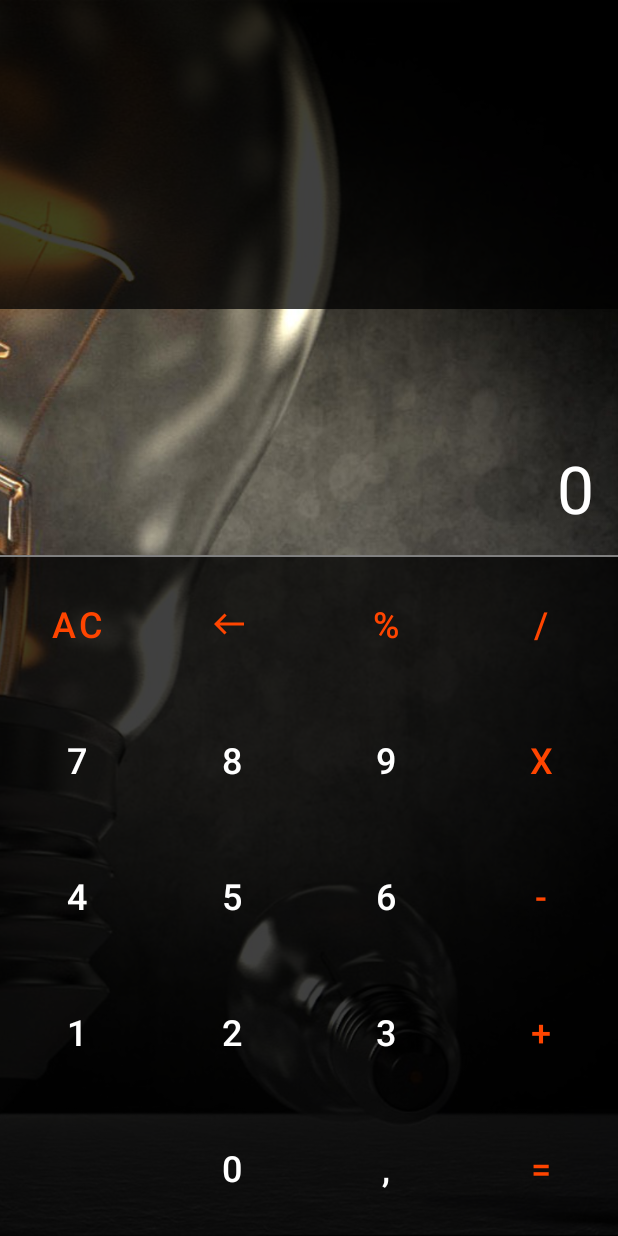
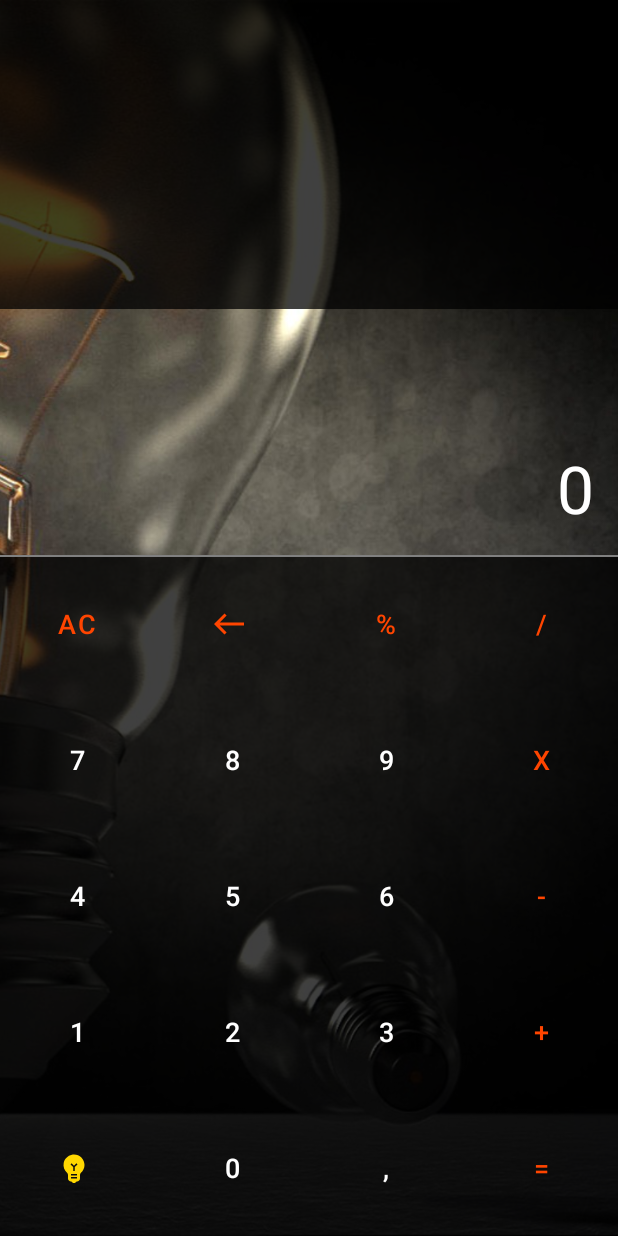
Before and after one commit to Rinat-M/AndroidBase, an Android app: the screen it shows after launch (MainActivity), on a phone screen of 412 x 824 dp. Run offline under Robolectric (Android 15) with nearby library versions, the phone set to English and light mode, and no system bars.

Commit message:
Added a light theme as there was already a dark theme. Made it possible to switch between themes using the 'lamp' button

```diff
--- a/homework02/app/src/main/java/com/rino/homework02/MainActivity.java
+++ b/homework02/app/src/main/java/com/rino/homework02/MainActivity.java
@@ -1,11 +1,13 @@
 package com.rino.homework02;
 
+import android.content.SharedPreferences;
 import android.os.Bundle;
 import android.view.View;
 import android.widget.Button;
 import android.widget.TextView;
 
 import androidx.appcompat.app.AppCompatActivity;
+import androidx.appcompat.app.AppCompatDelegate;
 
 import com.google.android.material.button.MaterialButton;
 
@@ -14,6 +16,8 @@ import org.jetbrains.annotations.NotNull;
 
 public class MainActivity extends AppCompatActivity {
     private static final String CALCULATOR_KEY = "CALCULATOR_KEY";
+    private static final String IS_NIGHT_MODE_ENABLED = "IS_NIGHT_MODE_ENABLED";
+    private static final String CALCULATOR_SHARED_PREFERENCES = "CALCULATOR_SHARED_PREFERENCES";
 
     private Calculator calculator;
 
@@ -32,6 +36,9 @@ public class MainActivity extends AppCompatActivity {
     @Override
     protected void onCreate(Bundle savedInstanceState) {
         super.onCreate(savedInstanceState);
+
+        applyTheme();
+
         setContentView(R.layout.activity_main);
 
         calculator = new Calculator();
@@ -102,6 +109,9 @@ public class MainActivity extends AppCompatActivity {
 
         MaterialButton buttonCalculate = findViewById(R.id.button_calculate);
         buttonCalculate.setOnClickListener(view -> applyOperationAndUpdateOutputLines(Operation.CALCULATE));
+
+        MaterialButton buttonDayNightMode = findViewById(R.id.button_day_night_mode);
+        buttonDayNightMode.setOnClickListener(view -> changeDayNightMode());
     }
 
     private void applyOperationAndUpdateOutputLines(Operation operation) {
@@ -112,6 +122,33 @@ public class MainActivity extends AppCompatActivity {
     private void updateOutputLines() {
         outputLineTextView.setText(calculator.getCurrentInput());
         additionalOutputLineTextView.setText(calculator.getInfoAboutCurrentOperation());
+    }
+
+
+    private void changeDayNightMode() {
+        saveThemeConfiguration(!isNightModeEnabled());
+        applyTheme();
+        recreate();
+    }
+
+    private void applyTheme() {
+        if (isNightModeEnabled()) {
+            AppCompatDelegate.setDefaultNightMode(AppCompatDelegate.MODE_NIGHT_YES);
+        } else {
+            AppCompatDelegate.setDefaultNightMode(AppCompatDelegate.MODE_NIGHT_NO);
+        }
+    }
+
+    private boolean isNightModeEnabled() {
+        SharedPreferences sharedPref = getSharedPreferences(CALCULATOR_SHARED_PREFERENCES, MODE_PRIVATE);
+        return sharedPref.getBoolean(IS_NIGHT_MODE_ENABLED, true);
+    }
+
+    private void saveThemeConfiguration(boolean isNightModeEnabled) {
+        SharedPreferences sharedPref = getSharedPreferences(CALCULATOR_SHARED_PREFERENCES, MODE_PRIVATE);
+        SharedPreferences.Editor editor = sharedPref.edit();
+        editor.putBoolean(IS_NIGHT_MODE_ENABLED, isNightModeEnabled);
+        editor.apply();
     }
 
     @Override
--- /dev/null
+++ b/homework02/app/src/main/res/drawable/ic_lamp_24dp.xml
@@ -0,0 +1,9 @@
+<vector xmlns:android="http://schemas.android.com/apk/res/android"
+    android:width="24dp"
+    android:height="24dp"
+    android:viewportWidth="24"
+    android:viewportHeight="24">
+  <path
+      android:pathData="M12,3c-0.46,0 -0.93,0.04 -1.4,0.14C7.84,3.67 5.64,5.9 5.12,8.66c-0.48,2.61 0.48,5.01 2.22,6.56C7.77,15.6 8,16.13 8,16.69V19c0,1.1 0.9,2 2,2h0.28c0.35,0.6 0.98,1 1.72,1s1.38,-0.4 1.72,-1H14c1.1,0 2,-0.9 2,-2v-2.31c0,-0.55 0.22,-1.09 0.64,-1.46C18.09,13.95 19,12.08 19,10C19,6.13 15.87,3 12,3zM14,19h-4v-1h4V19zM14,17h-4v-1h4V17zM12.5,11.41V14h-1v-2.59L9.67,9.59l0.71,-0.71L12,10.5l1.62,-1.62l0.71,0.71L12.5,11.41z"
+      android:fillColor="#FFFFFF"/>
+</vector>
--- a/homework02/app/src/main/res/layout-land/activity_main.xml
+++ b/homework02/app/src/main/res/layout-land/activity_main.xml
@@ -204,7 +204,7 @@
         android:layout_width="0dp"
         android:layout_height="0dp"
         android:text="@string/_1"
-        app:layout_constraintBottom_toTopOf="@id/button_dummy"
+        app:layout_constraintBottom_toTopOf="@id/button_day_night_mode"
         app:layout_constraintHorizontal_chainStyle="packed"
         app:layout_constraintLeft_toLeftOf="parent"
         app:layout_constraintRight_toLeftOf="@id/button_2"
@@ -242,10 +242,11 @@
         app:layout_constraintTop_toBottomOf="@id/button_minus" />
 
     <com.google.android.material.button.MaterialButton
-        android:id="@+id/button_dummy"
+        android:id="@+id/button_day_night_mode"
+        style="@style/DayNightButtonStyle"
         android:layout_width="0dp"
         android:layout_height="0dp"
-        android:enabled="false"
+        app:icon="@drawable/ic_lamp_24dp"
         app:layout_constraintBottom_toBottomOf="parent"
         app:layout_constraintHorizontal_chainStyle="packed"
         app:layout_constraintLeft_toLeftOf="parent"
@@ -258,7 +259,7 @@
         android:layout_height="0dp"
         android:text="@string/_0"
         app:layout_constraintBottom_toBottomOf="parent"
-        app:layout_constraintLeft_toRightOf="@id/button_dummy"
+        app:layout_constraintLeft_toRightOf="@id/button_day_night_mode"
         app:layout_constraintRight_toLeftOf="@id/button_comma"
         app:layout_constraintTop_toBottomOf="@id/button_2" />
 
--- a/homework02/app/src/main/res/layout/activity_main.xml
+++ b/homework02/app/src/main/res/layout/activity_main.xml
@@ -204,7 +204,7 @@
         android:layout_width="0dp"
         android:layout_height="0dp"
         android:text="@string/_1"
-        app:layout_constraintBottom_toTopOf="@id/button_dummy"
+        app:layout_constraintBottom_toTopOf="@id/button_day_night_mode"
         app:layout_constraintHorizontal_chainStyle="packed"
         app:layout_constraintLeft_toLeftOf="parent"
         app:layout_constraintRight_toLeftOf="@id/button_2"
@@ -242,10 +242,11 @@
         app:layout_constraintTop_toBottomOf="@id/button_minus" />
 
     <com.google.android.material.button.MaterialButton
-        android:id="@+id/button_dummy"
+        android:id="@+id/button_day_night_mode"
+        style="@style/DayNightButtonStyle"
         android:layout_width="0dp"
         android:layout_height="0dp"
-        android:enabled="false"
+        app:icon="@drawable/ic_lamp_24dp"
         app:layout_constraintBottom_toBottomOf="parent"
         app:layout_constraintHorizontal_chainStyle="packed"
         app:layout_constraintLeft_toLeftOf="parent"
@@ -258,7 +259,7 @@
         android:layout_height="0dp"
         android:text="@string/_0"
         app:layout_constraintBottom_toBottomOf="parent"
-        app:layout_constraintLeft_toRightOf="@id/button_dummy"
+        app:layout_constraintLeft_toRightOf="@id/button_day_night_mode"
         app:layout_constraintRight_toLeftOf="@id/button_comma"
         app:layout_constraintTop_toBottomOf="@id/button_2" />
 
--- a/homework02/app/src/main/res/values-night/themes.xml
+++ b/homework02/app/src/main/res/values-night/themes.xml
@@ -2,12 +2,12 @@
     <!-- Base application theme. -->
     <style name="Theme.Homework02" parent="Theme.MaterialComponents.DayNight.DarkActionBar">
         <!-- Primary brand color. -->
-        <item name="colorPrimary">@color/purple_200</item>
-        <item name="colorPrimaryVariant">@color/purple_700</item>
-        <item name="colorOnPrimary">@color/black</item>
+        <item name="colorPrimary">@color/white</item>
+        <item name="colorPrimaryVariant">@color/black</item>
+        <item name="colorOnPrimary">@color/white</item>
         <!-- Secondary brand color. -->
         <item name="colorSecondary">@color/teal_200</item>
-        <item name="colorSecondaryVariant">@color/teal_200</item>
+        <item name="colorSecondaryVariant">@color/teal_700</item>
         <item name="colorOnSecondary">@color/black</item>
         <!-- Status bar color. -->
         <item name="android:statusBarColor" tools:targetApi="l">?attr/colorPrimaryVariant</item>
@@ -30,6 +30,10 @@
         <item name="android:textColor">@color/orange_red</item>
         <item name="iconGravity">textStart</item>
         <item name="iconTint">@color/orange_red</item>
+    </style>
+
+    <style name="DayNightButtonStyle" parent="OperationButtonStyle">
+        <item name="iconTint">@color/yellow_gold</item>
     </style>
 
     <style name="BackgroundImageStyle">
--- a/homework02/app/src/main/res/values/colors.xml
+++ b/homework02/app/src/main/res/values/colors.xml
@@ -7,6 +7,7 @@
     <color name="teal_700">#FF018786</color>
     <color name="black">#FF000000</color>
     <color name="white">#FFFFFFFF</color>
+    <color name="white_with_alpha">#BFFFFFFF</color>
     <color name="orange">#FF8C00</color>
     <color name="red">#FF0000</color>
     <color name="grey">#808080</color>
@@ -15,4 +16,6 @@
     <color name="dark_orange">#FF8C00</color>
     <color name="orange_red">#FF4500</color>
     <color name="black_with_alpha">#BF000000</color>
+    <color name="yellow">#FFFF00</color>
+    <color name="yellow_gold">#FFD700</color>
 </resources>
--- a/homework02/app/src/main/res/values/themes.xml
+++ b/homework02/app/src/main/res/values/themes.xml
@@ -2,13 +2,13 @@
     <!-- Base application theme. -->
     <style name="Theme.Homework02" parent="Theme.MaterialComponents.DayNight.DarkActionBar">
         <!-- Primary brand color. -->
-        <item name="colorPrimary">@color/white</item>
+        <item name="colorPrimary">@color/black</item>
         <item name="colorPrimaryVariant">@color/black</item>
-        <item name="colorOnPrimary">@color/white</item>
+        <item name="colorOnPrimary">@color/black</item>
         <!-- Secondary brand color. -->
         <item name="colorSecondary">@color/teal_200</item>
         <item name="colorSecondaryVariant">@color/teal_700</item>
-        <item name="colorOnSecondary">@color/black</item>
+        <item name="colorOnSecondary">@color/white</item>
         <!-- Status bar color. -->
         <item name="android:statusBarColor" tools:targetApi="l">?attr/colorPrimaryVariant</item>
         <!-- Customize your theme here. -->
@@ -27,25 +27,29 @@
     </style>
 
     <style name="OperationButtonStyle" parent="NumberButtonStyle">
-        <item name="android:textColor">@color/orange_red</item>
+        <item name="android:textColor">@color/red</item>
         <item name="iconGravity">textStart</item>
-        <item name="iconTint">@color/orange_red</item>
+        <item name="iconTint">@color/red</item>
+    </style>
+
+    <style name="DayNightButtonStyle" parent="OperationButtonStyle">
+        <item name="iconTint">@color/black</item>
     </style>
 
     <style name="BackgroundImageStyle">
         <item name="android:scaleType">centerCrop</item>
-        <item name="android:src">@drawable/lamp</item>
+        <item name="android:src">@drawable/boat</item>
     </style>
 
     <style name="OutputTextStyle" parent="@android:style/Widget.TextView">
         <item name="android:gravity">bottom|end</item>
         <item name="android:padding">@dimen/padding_margin_normal</item>
-        <item name="android:textColor">@color/white</item>
+        <item name="android:textColor">@color/black</item>
         <item name="android:textSize">@dimen/output_line_text_size</item>
     </style>
 
     <style name="AdditionalOutputTextStyle" parent="OutputTextStyle">
-        <item name="android:background">@color/black_with_alpha</item>
+        <item name="android:background">@color/white_with_alpha</item>
         <item name="android:textSize">@dimen/additional_output_line_size</item>
     </style>
 
@@ -55,6 +59,6 @@
     </style>
 
     <style name="BackgroundForNumbersAndOperations">
-        <item name="android:background">@color/black_with_alpha</item>
+        <item name="android:background">@color/white_with_alpha</item>
     </style>
 </resources>
```
Also changed, not shown: homework02/app/src/main/res/drawable/boat.jpg (added), 3 other files.
